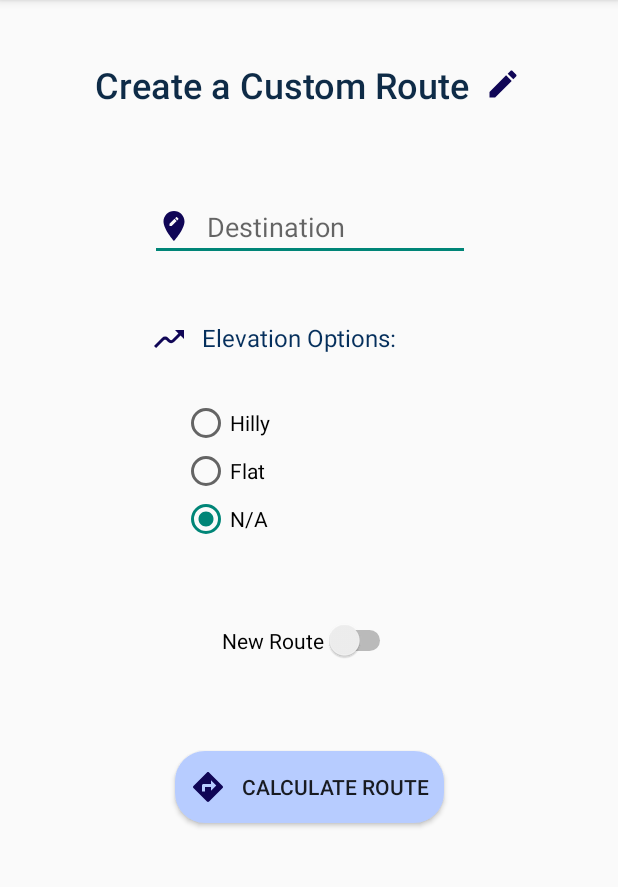
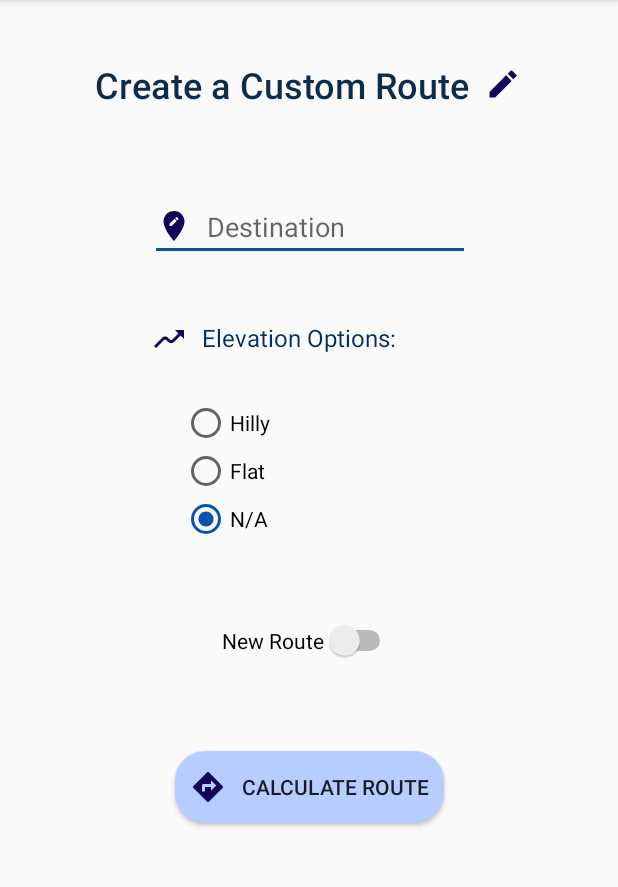
Before and after one commit to mykakugaya/tempo-keeper, an Android app: the RouteFormActivity screen opened directly, with no data from a screen before it, on a phone screen of 412 x 824 dp, the part 84-971 px from its top. Run offline under Robolectric (Android 15) with nearby library versions, the phone set to English and light mode, and no system bars; our stand-ins replace Firebase (no records; nobody signed in at launch, a user with empty details on screens opened directly).

```diff
--- a/app/src/main/res/values/themes.xml
+++ b/app/src/main/res/values/themes.xml
@@ -13,25 +13,25 @@
 <!--        <item name="android:statusBarColor" tools:targetApi="l">?attr/colorPrimaryVariant</item>-->
 <!--        &lt;!&ndash; Customize your theme here. &ndash;&gt;-->
 <!--    </style>-->
-<!--    <style name="Theme.App" parent="Theme.MaterialComponents.*">-->
-<!--        ...-->
-<!--        <item name="colorPrimary">@color/colorPrimary</item>-->
-<!--        <item name="colorOnSurface">@color/shrine_pink_900</item>-->
-<!--        <item name="colorError">@color/shrine_red</item>-->
-<!--        <item name="textAppearanceSubtitle1">@style/TextAppearance.App.Subtitle1</item>-->
-<!--        <item name="textAppearanceCaption">@style/TextAppearance.App.Caption</item>-->
-<!--        <item name="shapeAppearanceSmallComponent">@style/ShapeAppearance.App.SmallComponent</item>-->
-<!--    </style>-->
 
     <style name="Theme.App.Light"
         parent="Theme.AppCompat.Light.DarkActionBar">
         <item name="colorPrimary">@color/colorPrimary</item>
-        <item name="colorPrimaryVariant">@color/colorPrimaryDark</item>
-        <item name="colorOnPrimary">@color/title</item>
-        <item name="colorSecondary">@color/text</item>-->
-        <item name="colorSecondaryVariant">@color/title</item>
-        <item name="colorOnSecondary">@color/white</item>
-        <item name="android:statusBarColor" tools:targetApi="l">?attr/colorPrimaryVariant</item>
+        <item name="colorPrimaryDark">@color/colorPrimaryDark</item>
+        <item name="colorOnPrimary">@color/buttonText</item>
+        <item name="colorAccent">@color/colorAccent</item>
+        <item name="primaryTextColor">@color/primaryText</item>
+        <item name="buttonNormalColor">@color/buttonNormal</item>
+        <item name="buttonHighlightColor">@color/buttonHighlight</item>
+        <item name="buttonTextColor">@color/buttonText</item>
+        <item name="android:statusBarColor" tools:targetApi="l">?attr/colorPrimaryDark</item>
+<!--        <item name="colorPrimary">@color/colorPrimary</item>-->
+<!--        <item name="colorPrimaryVariant">@color/colorPrimaryDark</item>-->
+<!--        <item name="colorOnPrimary">@color/title</item>-->
+<!--        <item name="colorSecondary">@color/text</item>&ndash;&gt;-->
+<!--        <item name="colorSecondaryVariant">@color/title</item>-->
+<!--        <item name="colorOnSecondary">@color/white</item>-->
+<!--        <item name="android:statusBarColor" tools:targetApi="l">?attr/colorPrimaryVariant</item>-->
     </style>
 
 <!--    <style name="Theme.App.Dark"-->
```
